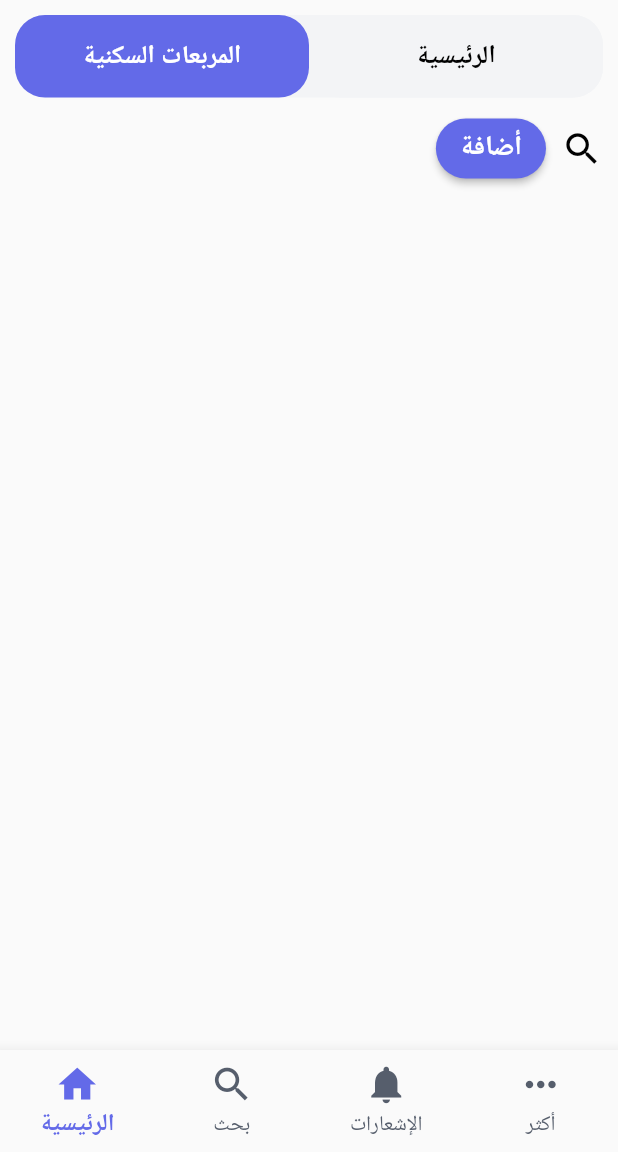
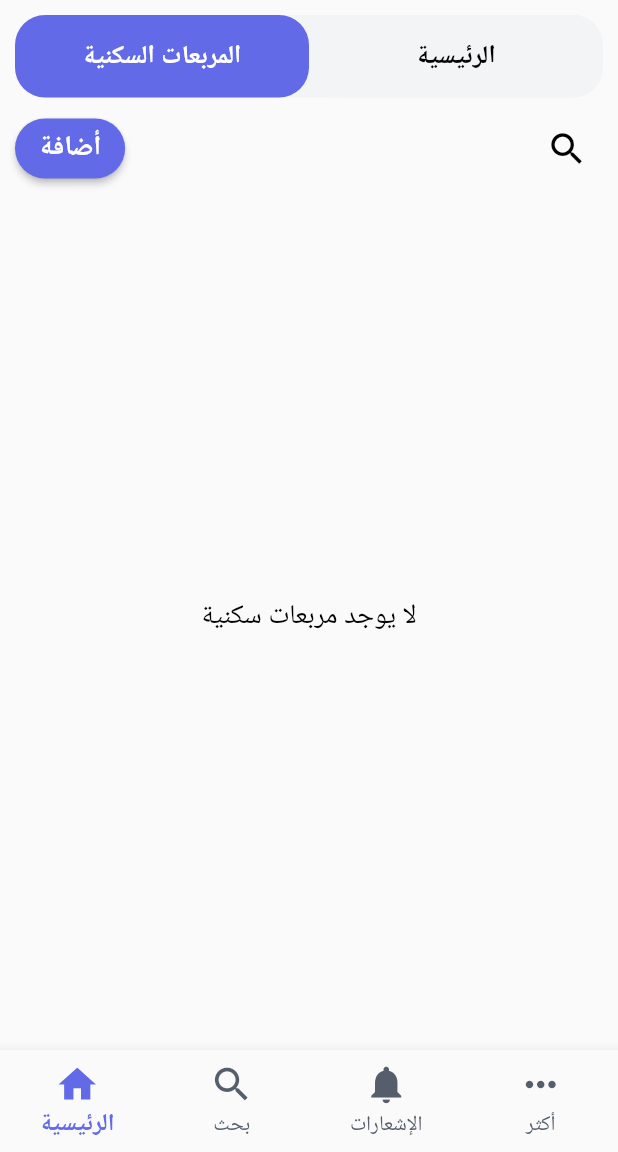
Before and after one commit to Dev7-Mubarak/smart_neighborhod_app, a Flutter app: the mainhome screen opened by its route, after a tap on "المربعات السكنية", on a phone screen of 412 x 824 dp, the part 84-1236 px from its top. Run offline on Flutter 3.47's test engine with Material 2 defaults, Android fonts, the light colour scheme and no system bars; Roboto replaces fonts that are missing (Tajawal-Regular).

Commit message:
تعديل الواجهة الرئيسية و واجهة المربعات السكنية و تعديل التنقل بين الواجهات

```diff
--- a/lib/views/ResiddentialBlocks.dart
+++ b/lib/views/ResiddentialBlocks.dart
@@ -15,7 +15,12 @@ class ResidentialBlock extends StatefulWidget {
 class _ResidentialBlockState extends State<ResidentialBlock> {
 
   List<buildHousingUnitCard>? ResidentialListSearch;
-  List<buildHousingUnitCard> ResidentialList = [];
+  List<buildHousingUnitCard> ResidentialList = [
+    // buildHousingUnitCard(tital: "المربع السكني الأول",),
+    // buildHousingUnitCard(tital: "المربع السكني الثاني",),
+    // buildHousingUnitCard(tital: "المربع السكني الثالث",),
+    // buildHousingUnitCard(tital: "المربع السكني الرابع",),
+  ];
    final _searchTextController = TextEditingController();
   bool _isSearching = false;
 Widget _buildSearchField() {
@@ -89,8 +94,10 @@ Widget _buildSearchField() {
     return  Column(
           crossAxisAlignment: CrossAxisAlignment.start,
           children: [
-             Row(
-              mainAxisAlignment: MainAxisAlignment.end,
+             Padding(
+               padding:EdgeInsets.symmetric(horizontal: 10,vertical: 0),
+               child: Row(
+                mainAxisAlignment: MainAxisAlignment.spaceBetween,
                 children: [
                 ElevatedButton(
                 onPressed: () {},
@@ -111,10 +118,26 @@ Widget _buildSearchField() {
                   _buildAppBarActions(),
                 ],
                          ),
+             ),
+            // Expanded(
+            //   child: Padding(
+            //     padding: const EdgeInsets.all(10),
+            //     child: ListView(
+            //      children: ResidentialListSearch ?? ResidentialList,
+            //     ),
+            //   ),
+            // ),
              Expanded(
           child: Padding(
             padding: const EdgeInsets.all(10),
-                child: ListView(
+            child:  ResidentialList.isEmpty
+                ?const Center(
+                    child: Text(
+                      'لا يوجد مربعات سكنية',
+                      style: TextStyle(fontSize: 18, color: Colors.black),
+                    ),
+                  )
+                : ListView(
                     children: ResidentialListSearch ?? ResidentialList,
                   ),
           ),
```
Lines whose indentation alone changed are shown as unchanged.
